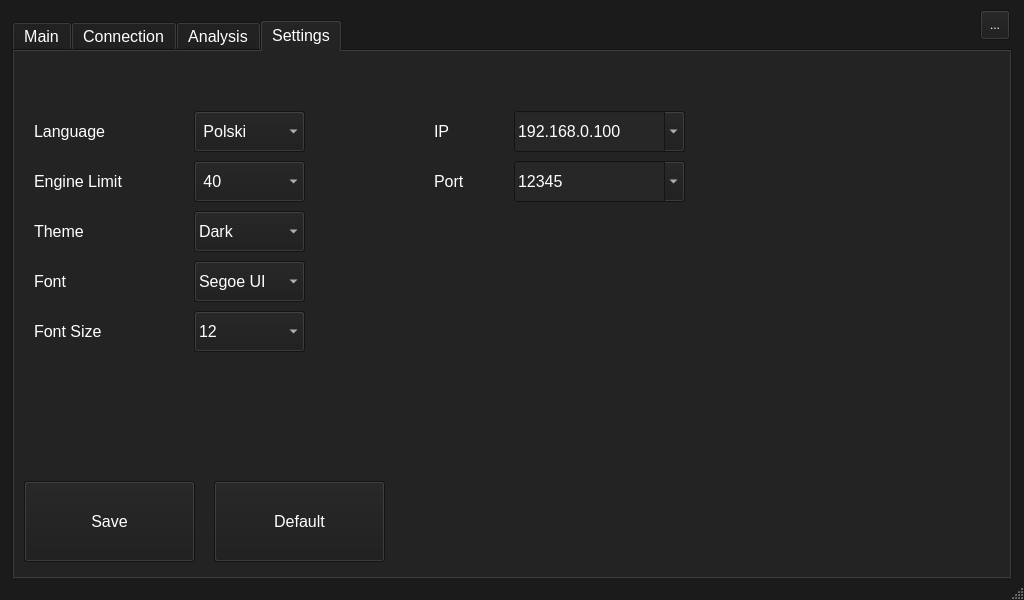
Old version of the form testing/frontendPython/WiktorPreuss/form.ui in the repository PUT-POWERTRAIN/DYNAMOMETER.
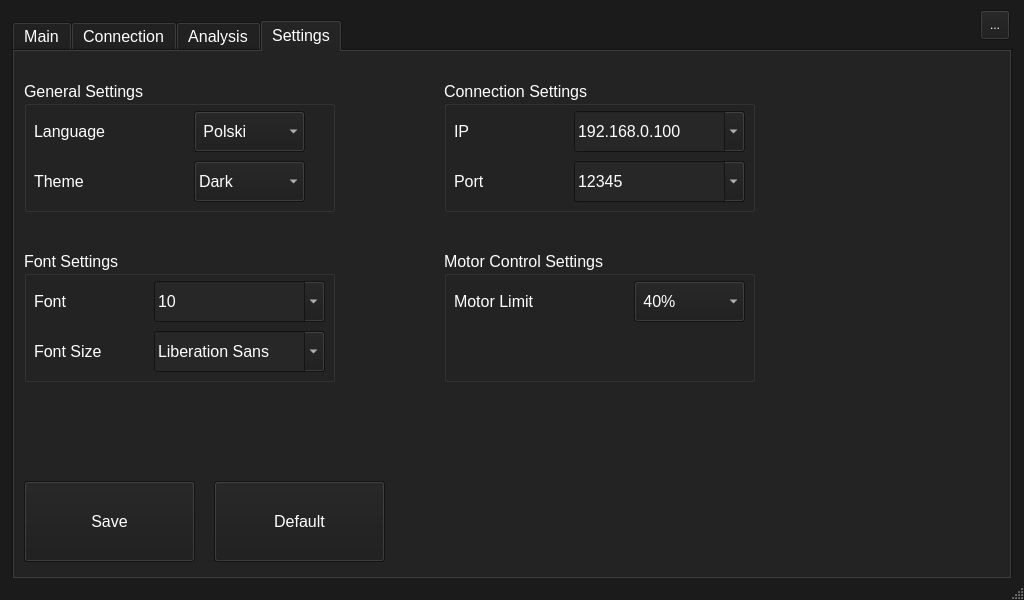
New version of the form. Icons and pictures are not drawn.

Diff of the .ui file:
```diff
--- a/testing/frontendPython/WiktorPreuss/form.ui
+++ b/testing/frontendPython/WiktorPreuss/form.ui
@@ -658,24 +658,126 @@
        <string>Language</string>
       </property>
      </widget>
-     <widget class="QLabel" name="EngineLimitLabel">
+     <widget class="QPushButton" name="SaveSettingsButton">
       <property name="geometry">
        <rect>
-        <x>20</x>
-        <y>110</y>
+        <x>10</x>
+        <y>430</y>
+        <width>171</width>
+        <height>81</height>
+       </rect>
+      </property>
+      <property name="palette">
+       <palette>
+        <active>
+         <colorrole role="Shadow">
+          <brush brushstyle="SolidPattern">
+           <color alpha="255">
+            <red>255</red>
+            <green>255</green>
+            <blue>255</blue>
+           </color>
+          </brush>
+         </colorrole>
+         <colorrole role="Accent">
+          <brush brushstyle="SolidPattern">
+           <color alpha="255">
+            <red>255</red>
+            <green>255</green>
+            <blue>255</blue>
+           </color>
+          </brush>
+         </colorrole>
+        </active>
+        <inactive>
+         <colorrole role="Shadow">
+          <brush brushstyle="SolidPattern">
+           <color alpha="255">
+            <red>255</red>
+            <green>255</green>
+            <blue>255</blue>
+           </color>
+          </brush>
+         </colorrole>
+         <colorrole role="Accent">
+          <brush brushstyle="SolidPattern">
+           <color alpha="255">
+            <red>255</red>
+            <green>255</green>
+            <blue>255</blue>
+           </color>
+          </brush>
+         </colorrole>
+        </inactive>
+        <disabled>
+         <colorrole role="Shadow">
+          <brush brushstyle="SolidPattern">
+           <color alpha="255">
+            <red>255</red>
+            <green>255</green>
+            <blue>255</blue>
+           </color>
+          </brush>
+         </colorrole>
+         <colorrole role="Accent">
+          <brush brushstyle="SolidPattern">
+           <color alpha="255">
+            <red>255</red>
+            <green>255</green>
+            <blue>255</blue>
+           </color>
+          </brush>
+         </colorrole>
+        </disabled>
+       </palette>
+      </property>
+      <property name="text">
+       <string>Save</string>
+      </property>
+     </widget>
+     <widget class="QPushButton" name="DefaultSettingsButton">
+      <property name="geometry">
+       <rect>
+        <x>200</x>
+        <y>430</y>
+        <width>171</width>
+        <height>81</height>
+       </rect>
+      </property>
+      <property name="text">
+       <string>Default</string>
+      </property>
+     </widget>
+     <widget class="QGroupBox" name="GeneralSettingsGroupBox">
+      <property name="geometry">
+       <rect>
+        <x>10</x>
+        <y>30</y>
+        <width>311</width>
+        <height>131</height>
+       </rect>
+      </property>
+      <property name="title">
+       <string>General Settings</string>
+      </property>
+      <widget class="QLabel" name="ThemeLabel">
+       <property name="geometry">
+        <rect>
+         <x>10</x>
+         <y>80</y>
         <width>121</width>
         <height>41</height>
        </rect>
       </property>
       <property name="text">
-       <string>Engine Limit</string>
-      </property>
-     </widget>
-     <widget class="QComboBox" name="EngineLimitBox">
+        <string>Theme</string>
+       </property>
+      </widget>
+      <widget class="QComboBox" name="ThemeBox">
       <property name="geometry">
        <rect>
-        <x>180</x>
-        <y>110</y>
+         <x>170</x>
+         <y>80</y>
         <width>111</width>
         <height>41</height>
        </rect>
@@ -684,16 +786,81 @@
        <bool>false</bool>
       </property>
       <property name="currentText">
-       <string> 40</string>
+        <string>Dark</string>
       </property>
       <item>
        <property name="text">
-        <string> 40</string>
-       </property>
-      </item>
+         <string>Dark</string>
+        </property>
+       </item>
+      </widget>
+     </widget>
+     <widget class="QGroupBox" name="FontSettingsGroupBox">
+      <property name="geometry">
+       <rect>
+        <x>10</x>
+        <y>200</y>
+        <width>311</width>
+        <height>131</height>
+       </rect>
+      </property>
+      <property name="title">
+       <string>Font Settings</string>
+      </property>
+      <widget class="QLabel" name="FontSizeLabel">
+       <property name="geometry">
+        <rect>
+         <x>10</x>
+         <y>80</y>
+         <width>71</width>
+         <height>41</height>
+        </rect>
+       </property>
+       <property name="text">
+        <string>Font Size</string>
+       </property>
+      </widget>
+      <widget class="QFontComboBox" name="FontComboBox">
+       <property name="geometry">
+        <rect>
+         <x>130</x>
+         <y>80</y>
+         <width>171</width>
+         <height>41</height>
+        </rect>
+       </property>
+      </widget>
+      <widget class="QLabel" name="FontLabel">
+       <property name="geometry">
+        <rect>
+         <x>10</x>
+         <y>30</y>
+         <width>61</width>
+         <height>41</height>
+        </rect>
+       </property>
+       <property name="text">
+        <string>Font</string>
+       </property>
+      </widget>
+      <widget class="QComboBox" name="FontSizeBox">
+       <property name="geometry">
+        <rect>
+         <x>130</x>
+         <y>30</y>
+         <width>171</width>
+         <height>41</height>
+        </rect>
+       </property>
+       <property name="editable">
+        <bool>true</bool>
+       </property>
+       <property name="currentText">
+        <string>10</string>
+       </property>
       <item>
        <property name="text">
-        <string> 50</string>
+         <string>10</string>
        </property>
       </item>
       <item>
@@ -718,15 +885,41 @@
       </item>
       <item>
        <property name="text">
-        <string> Off</string>
-       </property>
-      </item>
+         <string>20</string>
+        </property>
+       </item>
+      </widget>
+     </widget>
+     <widget class="QGroupBox" name="ConnectionSettingsGroupBox">
+      <property name="geometry">
+       <rect>
+        <x>430</x>
+        <y>30</y>
+        <width>311</width>
+        <height>131</height>
+       </rect>
+      </property>
+      <property name="title">
+       <string>Connection Settings</string>
+      </property>
+      <widget class="QLabel" name="IPLabel">
+       <property name="geometry">
+        <rect>
+         <x>10</x>
+         <y>30</y>
+         <width>51</width>
+         <height>41</height>
+        </rect>
+       </property>
+       <property name="text">
+        <string>IP</string>
+       </property>
      </widget>
      <widget class="QComboBox" name="IPBox">
       <property name="geometry">
        <rect>
-        <x>500</x>
-        <y>60</y>
+         <x>130</x>
+         <y>30</y>
         <width>171</width>
         <height>41</height>
        </rect>
@@ -793,24 +986,11 @@
        </property>
       </item>
      </widget>
-     <widget class="QLabel" name="IPLabel">
-      <property name="geometry">
-       <rect>
-        <x>420</x>
-        <y>60</y>
-        <width>51</width>
-        <height>41</height>
-       </rect>
-      </property>
-      <property name="text">
-       <string>IP</string>
-      </property>
-     </widget>
      <widget class="QLabel" name="PortLabel">
       <property name="geometry">
        <rect>
-        <x>420</x>
-        <y>110</y>
+         <x>10</x>
+         <y>80</y>
         <width>51</width>
         <height>41</height>
        </rect>
@@ -822,8 +1002,8 @@
      <widget class="QComboBox" name="PortBox">
       <property name="geometry">
        <rect>
-        <x>500</x>
-        <y>110</y>
+         <x>130</x>
+         <y>80</y>
         <width>171</width>
         <height>41</height>
        </rect>
@@ -850,50 +1030,37 @@
        </property>
       </item>
      </widget>
-     <widget class="QPushButton" name="SaveSettingsButton">
+     </widget>
+     <widget class="QGroupBox" name="MotorSettingsGroupBox">
+      <property name="geometry">
+       <rect>
+        <x>430</x>
+        <y>200</y>
+        <width>311</width>
+        <height>131</height>
+       </rect>
+      </property>
+      <property name="title">
+       <string>Motor Control Settings</string>
+      </property>
+      <widget class="QLabel" name="MotorLimitLabel">
       <property name="geometry">
        <rect>
         <x>10</x>
-        <y>430</y>
-        <width>171</width>
-        <height>81</height>
-       </rect>
-      </property>
-      <property name="text">
-       <string>Save</string>
-      </property>
-     </widget>
-     <widget class="QPushButton" name="DefaultSettingsButton">
-      <property name="geometry">
-       <rect>
-        <x>200</x>
-        <y>430</y>
-        <width>171</width>
-        <height>81</height>
-       </rect>
-      </property>
-      <property name="text">
-       <string>Default</string>
-      </property>
-     </widget>
-     <widget class="QLabel" name="ThemeLabel">
-      <property name="geometry">
-       <rect>
-        <x>20</x>
-        <y>160</y>
+         <y>30</y>
         <width>121</width>
         <height>41</height>
        </rect>
       </property>
       <property name="text">
-       <string>Theme</string>
-      </property>
-     </widget>
-     <widget class="QComboBox" name="ThemeBoox">
+        <string>Motor Limit</string>
+       </property>
+      </widget>
+      <widget class="QComboBox" name="MotorLimitBox">
       <property name="geometry">
        <rect>
-        <x>180</x>
-        <y>160</y>
+         <x>190</x>
+         <y>30</y>
         <width>111</width>
         <height>41</height>
        </rect>
@@ -902,79 +1069,31 @@
        <bool>false</bool>
       </property>
       <property name="currentText">
-       <string>Dark</string>
+        <string> 40%</string>
       </property>
       <item>
        <property name="text">
-        <string>Dark</string>
-       </property>
-      </item>
-     </widget>
-     <widget class="QLabel" name="FontLabel">
-      <property name="geometry">
-       <rect>
-        <x>20</x>
-        <y>210</y>
-        <width>121</width>
-        <height>41</height>
-       </rect>
-      </property>
+         <string> 40%</string>
+        </property>
+       </item>
+       <item>
       <property name="text">
-       <string>Font</string>
-      </property>
-     </widget>
-     <widget class="QComboBox" name="FontBox">
-      <property name="geometry">
-       <rect>
-        <x>180</x>
-        <y>210</y>
-        <width>111</width>
-        <height>41</height>
-       </rect>
-      </property>
-      <property name="editable">
-       <bool>false</bool>
-      </property>
-      <property name="currentText">
-       <string>Segoe UI</string>
-      </property>
+         <string> 50%</string>
+        </property>
+       </item>
       <item>
        <property name="text">
-        <string>Segoe UI</string>
-       </property>
-      </item>
-     </widget>
-     <widget class="QLabel" name="FontSizeLabel">
-      <property name="geometry">
-       <rect>
-        <x>20</x>
-        <y>260</y>
-        <width>121</width>
-        <height>41</height>
-       </rect>
-      </property>
+         <string> 60%</string>
+        </property>
+       </item>
+       <item>
       <property name="text">
-       <string>Font Size</string>
-      </property>
-     </widget>
-     <widget class="QComboBox" name="FontSizeBox">
-      <property name="geometry">
-       <rect>
-        <x>180</x>
-        <y>260</y>
-        <width>111</width>
-        <height>41</height>
-       </rect>
-      </property>
-      <property name="editable">
-       <bool>false</bool>
-      </property>
-      <property name="currentText">
-       <string>12</string>
-      </property>
+         <string> 70%</string>
+        </property>
+       </item>
       <item>
        <property name="text">
-        <string>12</string>
+         <string> 80%</string>
        </property>
       </item>
       <item>
@@ -988,6 +1107,15 @@
        </property>
       </item>
      </widget>
+     </widget>
+     <zorder>GeneralSettingsGroupBox</zorder>
+     <zorder>LanguageBox</zorder>
+     <zorder>LanguageLabel</zorder>
+     <zorder>SaveSettingsButton</zorder>
+     <zorder>DefaultSettingsButton</zorder>
+     <zorder>FontSettingsGroupBox</zorder>
+     <zorder>ConnectionSettingsGroupBox</zorder>
+     <zorder>MotorSettingsGroupBox</zorder>
     </widget>
    </widget>
    <widget class="QToolButton" name="exitButton">
```
Left out of the diff: 12 changed lines with no effect on the pictures. Lines whose indentation alone changed are shown as unchanged.
